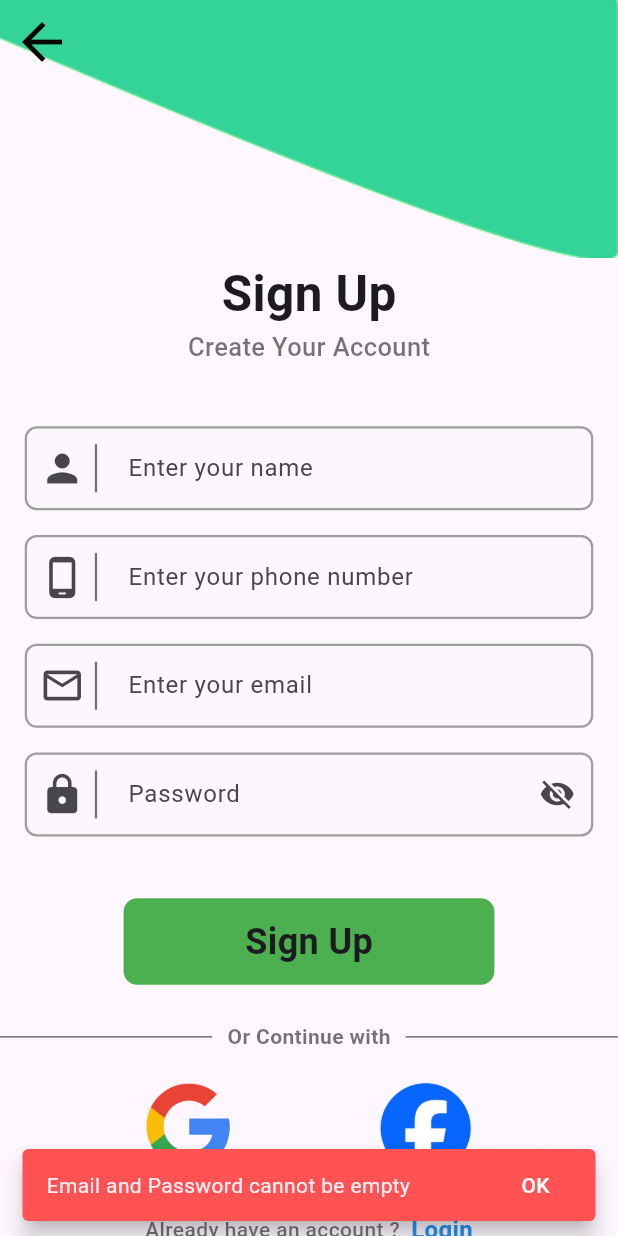
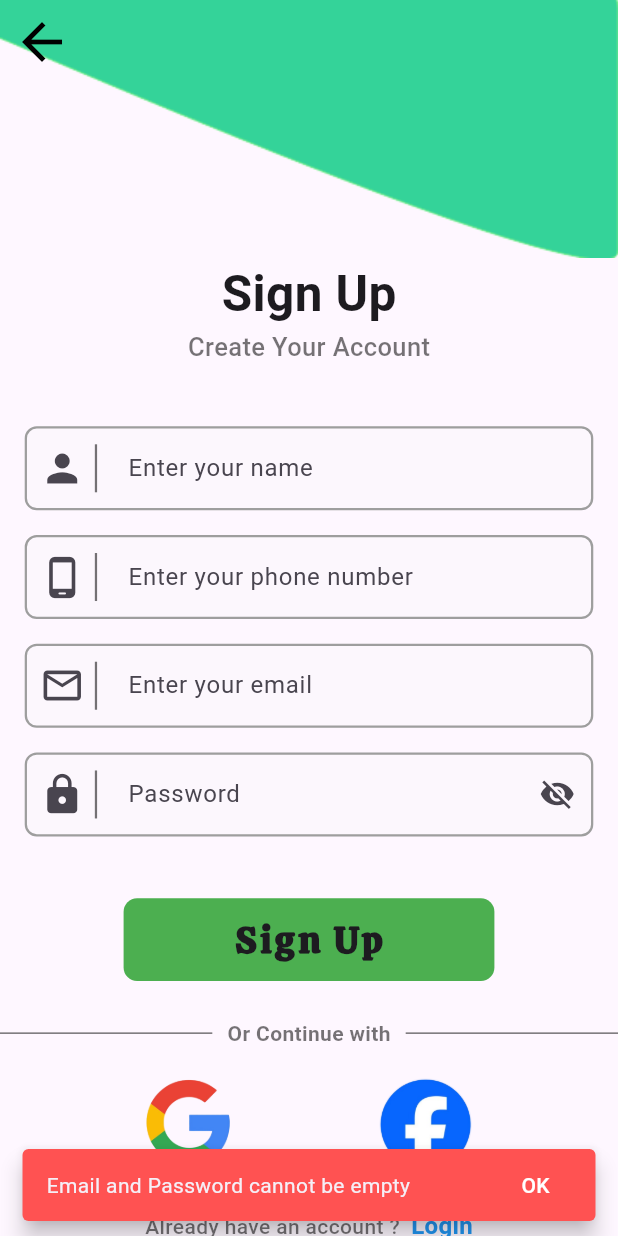
Before and after one commit to Rijan77/CleanLooop_, a Flutter app: the Registrationpage screen opened directly, after a tap on "Sign Up", on a phone screen of 412 x 824 dp. Run offline on Flutter 3.47's test engine with Material 3 defaults, Android fonts, the phone set to English and light mode, and no system bars; our stand-ins replace cloud_firestore, firebase_auth, firebase_core, fl_chart, flutter_local_notifications, geocoding and 5 more; missing offline and left inert: flutter_facebook_auth; accounts and stored records are empty; network calls fail.

Commit message:
Implement CircularProgressIndicator in all button

```diff
--- a/lib/pages/user_auth/RegistrationPage.dart
+++ b/lib/pages/user_auth/RegistrationPage.dart
@@ -5,6 +5,7 @@ import 'package:flutter/material.dart';
 
 
 import '../CustomDialog.dart';
+import 'AuthHelper.dart';
 
 
 class Registrationpage extends StatefulWidget {
@@ -23,6 +24,11 @@ class _RegistrationpageState extends State<Registrationpage> {
   final _password = TextEditingController();
 
   final _auth = AuthService();
+  final AuthHelper _authHelper = AuthHelper();
+
+  bool _isGoogleLoading = false;
+  bool _isFacebookLoading = false;
+  bool _isRegistration = false;
 
 
   Future addUserDetails(String name, int number, String email)async{
@@ -33,8 +39,11 @@ class _RegistrationpageState extends State<Registrationpage> {
     });
   }
 
+
+
   @override
   Widget build(BuildContext context) {
+
     // Get screen width and height using MediaQuery
     final screenWidth = MediaQuery
         .of(context)
@@ -253,18 +262,20 @@ class _RegistrationpageState extends State<Registrationpage> {
             InkWell(
               onTap: _signup,
               child: Container(
-                height: screenHeight * 0.07,
+                height: screenHeight * 0.067,
                 width: screenWidth * 0.6,
                 decoration: BoxDecoration(
                   color: Colors.green.shade500,
                   borderRadius: BorderRadius.circular(9),
                 ),
-                child: const Center(
-                  child: Text(
+                child:  Center(
+                  child: _isRegistration? CircularProgressIndicator() :Text(
                     "Sign Up",
                     style: TextStyle(
-                      fontSize: 24,
+                      fontSize: 25,
                       fontWeight: FontWeight.bold,
+                      fontFamily: "calistoga",
+                      letterSpacing: 2,
                     ),
                   ),
                 ),
@@ -300,21 +311,41 @@ class _RegistrationpageState extends State<Registrationpage> {
               mainAxisAlignment: MainAxisAlignment.spaceEvenly,
               children: [
                 InkWell(
-                  onTap: () {},
-                  child: SizedBox(
+                  onTap: ()async {
+                    setState(() {
+                      _isGoogleLoading = true;
+                    });
+                    await _authHelper.loginWithGoogle(context);
+
+                    setState(() {
+                      _isGoogleLoading = false;
+                    });
+                  },
+                  child: _isGoogleLoading ? CircularProgressIndicator()
+                    :SizedBox(
                     height: screenWidth * 0.14,
                     width: screenWidth * 0.14,
                     child: Image.asset("lib/assets/images/google.logo.png"),
                   ),
                 ),
                 InkWell(
-                  onTap: () {},
-                  child: SizedBox(
-                    height: screenWidth * 0.16,
-                    width: screenWidth * 0.16,
-                    child: Image.asset("lib/assets/images/facebook.logo.png"),
+                  onTap: ()async {
+                    setState(() {
+                      _isFacebookLoading = true;
+                    });
+                    await _authHelper.loginWithFacebook(context);
+
+                    setState(() {
+                      _isFacebookLoading = false;
+                    });
+                  },
+                  child:_isFacebookLoading? CircularProgressIndicator()
+                      : SizedBox(
+                      height: screenWidth * 0.16,
+                      width: screenWidth * 0.16,
+                      child: Image.asset("lib/assets/images/facebook.logo.png"),
+                    ),
                   ),
-                ),
               ],
             ),
             SizedBox(height: screenHeight * 0.03),
@@ -366,6 +397,10 @@ class _RegistrationpageState extends State<Registrationpage> {
           context: context, message: "Password must be at least 6 characters.");
       return;
     }
+    setState(() {
+      _isRegistration = true;
+    });
+
 
     try {
       final user = await _auth.createUserWithEmailAndPassword(
@@ -392,6 +427,10 @@ class _RegistrationpageState extends State<Registrationpage> {
       CustomDialog.showSnackBar(
           context: context,
           message: e.toString().replaceFirst('Exception: ', ''));
+    }finally{
+      setState(() {
+        _isRegistration = false;
+      });
     }
     addUserDetails(
       _name.text.trim(),
```
Also changed, not shown: lib/pages/user_auth/AuthHelper.dart (added, +70 -0 lines), lib/pages/user_auth/Forgot_Password.dart (+42 -10 lines), lib/pages/user_auth/LoginPage.dart (+37 -90 lines).
